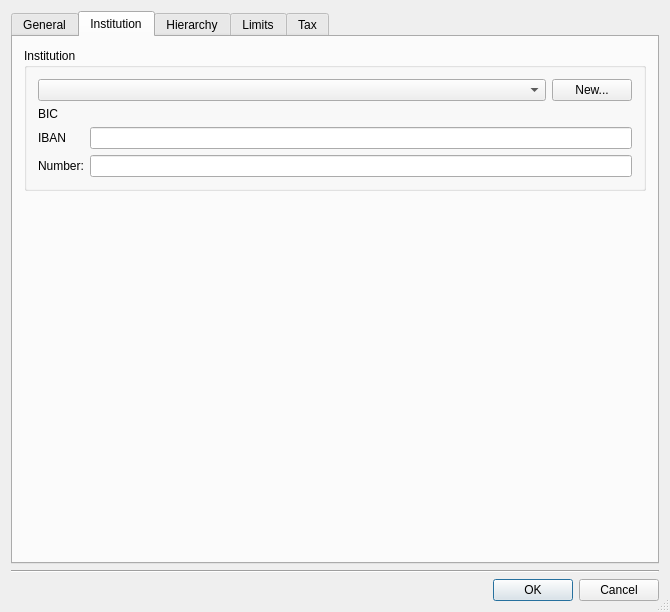
This is kmymoney/dialogs/knewaccountdlg.ui in KDE/kmymoney as Qt 5 draws it before an edit. The edited form follows.
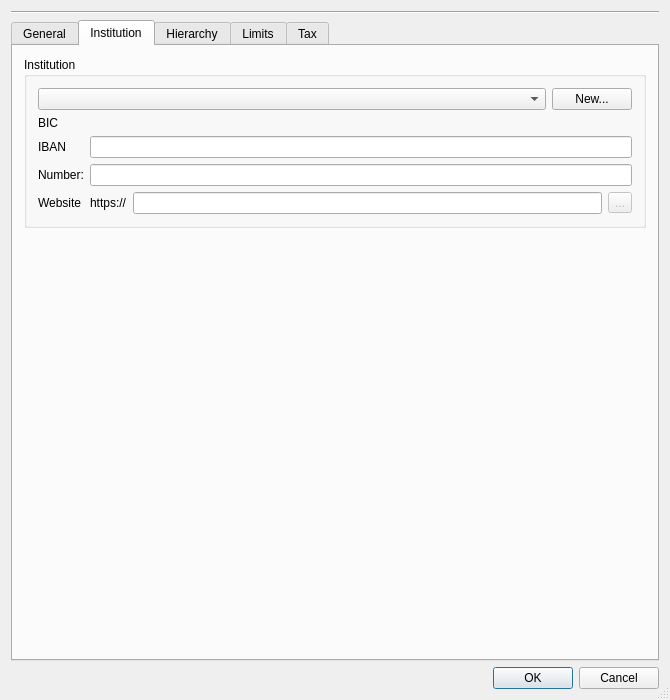
This is the edited form. The open tabs and pages were chosen to show the change. Custom widgets are drawn as their Qt base class.

Commit message:
Improve the URL override per account
Moved the URL setting to the institutions tab. If no specific URL is
entered, the one of the institution is shown as placeholder text. A
button to open the account has been added which is decorated with the
bank's icon and opens the URL when pressed in the browser.

```diff
--- a/kmymoney/dialogs/knewaccountdlg.ui
+++ b/kmymoney/dialogs/knewaccountdlg.ui
@@ -7,7 +7,7 @@
     <x>0</x>
     <y>0</y>
     <width>670</width>
-    <height>612</height>
+    <height>700</height>
    </rect>
   </property>
   <property name="windowTitle">
@@ -17,6 +17,16 @@
    <bool>true</bool>
   </property>
   <layout class="QVBoxLayout">
+   <item>
+    <widget class="Line" name="line1">
+     <property name="frameShape">
+      <enum>QFrame::HLine</enum>
+     </property>
+     <property name="frameShadow">
+      <enum>QFrame::Sunken</enum>
+     </property>
+    </widget>
+   </item>
    <item>
     <widget class="QTabWidget" name="m_tab">
      <property name="currentIndex">
@@ -156,13 +166,6 @@
          <layout class="QVBoxLayout">
           <item>
            <layout class="QGridLayout">
-            <item row="2" column="0">
-             <widget class="QLabel" name="m_websiteLabel">
-              <property name="text">
-               <string>Website</string>
-              </property>
-             </widget>
-            </item>
             <item row="1" column="0">
              <widget class="QLabel" name="TextLabel5">
               <property name="minimumSize">
@@ -188,13 +191,6 @@
               </property>
              </widget>
             </item>
-            <item row="2" column="1">
-             <widget class="QLabel" name="m_protocolLabel">
-              <property name="text">
-               <string>https://</string>
-              </property>
-             </widget>
-            </item>
             <item row="0" column="0">
              <widget class="QLabel" name="textLabel1_2">
               <property name="text">
@@ -231,9 +227,6 @@
               </item>
              </layout>
             </item>
-            <item row="2" column="2">
-             <widget class="KLineEdit" name="m_urlEdit"/>
-            </item>
            </layout>
           </item>
           <item>
@@ -401,8 +394,8 @@
           </item>
           <item>
            <layout class="QGridLayout">
-            <item row="2" column="1">
-             <widget class="KLineEdit" name="accountNoEdit"/>
+            <item row="3" column="2">
+             <widget class="KLineEdit" name="m_urlEdit"/>
             </item>
             <item row="2" column="0">
              <widget class="QLabel" name="TextLabel2_2">
@@ -414,6 +407,20 @@
               </property>
              </widget>
             </item>
+            <item row="3" column="1">
+             <widget class="QLabel" name="m_protocolLabel">
+              <property name="text">
+               <string notr="true">https://</string>
+              </property>
+             </widget>
+            </item>
+            <item row="3" column="0">
+             <widget class="QLabel" name="m_websiteLabel">
+              <property name="text">
+               <string>Website</string>
+              </property>
+             </widget>
+            </item>
             <item row="0" column="0">
              <widget class="QLabel" name="textLabel1_4">
               <property name="text">
@@ -424,9 +431,6 @@
               </property>
              </widget>
             </item>
-            <item row="1" column="1">
-             <widget class="KLineEdit" name="ibanEdit"/>
-            </item>
             <item row="1" column="0">
              <widget class="QLabel" name="textLabel3">
               <property name="text">
@@ -437,7 +441,23 @@
               </property>
              </widget>
             </item>
-            <item row="0" column="1">
+            <item row="3" column="3">
+             <widget class="QToolButton" name="m_iconButton">
+              <property name="enabled">
+               <bool>false</bool>
+              </property>
+              <property name="text">
+               <string>...</string>
+              </property>
+             </widget>
+            </item>
+            <item row="2" column="1" colspan="3">
+             <widget class="KLineEdit" name="accountNoEdit"/>
+            </item>
+            <item row="1" column="1" colspan="3">
+             <widget class="KLineEdit" name="ibanEdit"/>
+            </item>
+            <item row="0" column="1" colspan="3">
              <widget class="QLabel" name="m_bicValue">
               <property name="text">
                <string/>
@@ -832,16 +852,6 @@
      </widget>
     </widget>
    </item>
-   <item>
-    <widget class="Line" name="line1">
-     <property name="frameShape">
-      <enum>QFrame::HLine</enum>
-     </property>
-     <property name="frameShadow">
-      <enum>QFrame::Sunken</enum>
-     </property>
-    </widget>
-   </item>
    <item>
     <widget class="QDialogButtonBox" name="buttonBox">
      <property name="standardButtons">
```
Left out of the diff: 1 changed line with no effect on the pictures. The commit also changes 1 other file.
